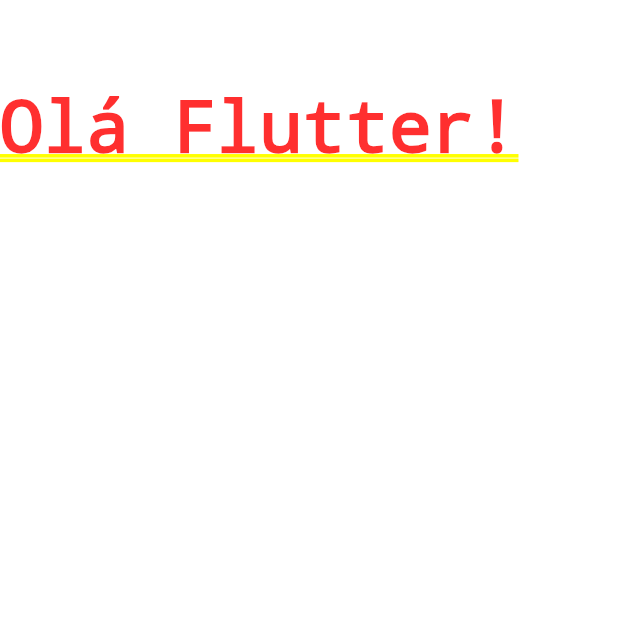
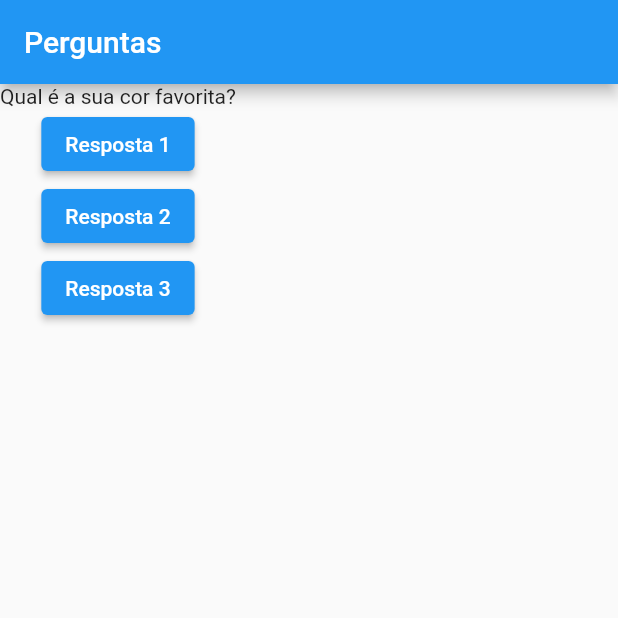
Before and after one commit to Luk4ss/course_flutter, a Flutter app: the screen it shows after launch, on a phone screen of 412 x 824 dp, the top half of it. Run offline on Flutter 3.47's test engine with Material 2 defaults, Android fonts, the phone set to English and light mode, and no system bars.

Commit message:
Removendo o lint e Transformando o componente de stateless parastateful

```diff
--- a/projeto_perguntas/analysis_options.yaml
+++ b/projeto_perguntas/analysis_options.yaml
@@ -7,7 +7,7 @@
 
 # The following line activates a set of recommended lints for Flutter apps,
 # packages, and plugins designed to encourage good coding practices.
-include: package:flutter_lints/flutter.yaml
+# include: package:flutter_lints/flutter.yaml
 
 linter:
   # The lint rules applied to this project can be customized in the
--- a/projeto_perguntas/lib/main.dart
+++ b/projeto_perguntas/lib/main.dart
@@ -2,15 +2,57 @@ import 'package:flutter/material.dart';
 
 void main() => runApp(PerguntaApp());
 
+class PerguntaAppState extends State<PerguntaApp>{
 
+  int perguntaSelecionada = 0;
 
-class PerguntaApp extends StatelessWidget{
+  void responder(){
+    setState(() {
+      perguntaSelecionada++;
+    });
+     print('Pergunta respondida!');
+  }
 
   @override
   Widget build(BuildContext context) {
-    return const MaterialApp(
-      home: Text('\nOlá Flutter!'),
+
+    final perguntas = [
+    'Qual é a sua cor favorita?',
+    'Qual é o seu animal favorito?',
+    ];
+
+    return MaterialApp(
+      home: Scaffold(
+        appBar: AppBar(
+          title: const Text('Perguntas'),
+        ),
+        body: Column(
+          children: [
+             Text(perguntas[perguntaSelecionada]),
+             ElevatedButton(
+              child: Text('Resposta 1'),
+              onPressed: responder,
+             ),
+             ElevatedButton(
+              child: Text('Resposta 2'),
+              onPressed: responder,
+             ),
+             ElevatedButton(
+              child: Text('Resposta 3'),
+              onPressed: responder,
+             )
+          ],
+        )
+      ),
     );
   }
 
 }
+
+class PerguntaApp extends StatefulWidget{
+
+  PerguntaAppState createState() {
+    return PerguntaAppState();
+  }
+
+}
```
Also changed, not shown: 1 other file.
